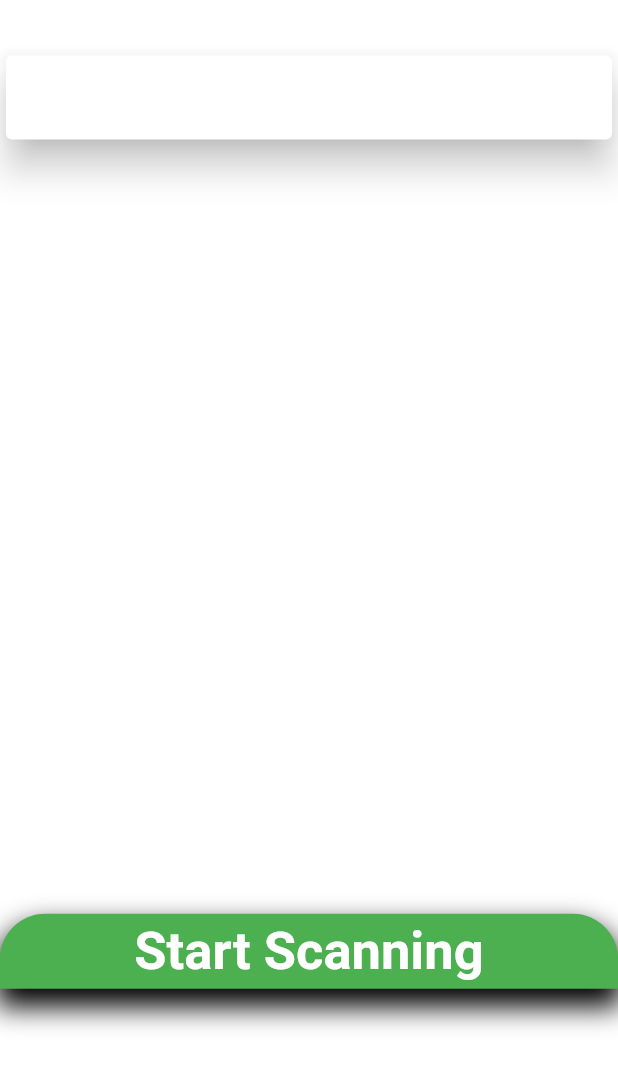
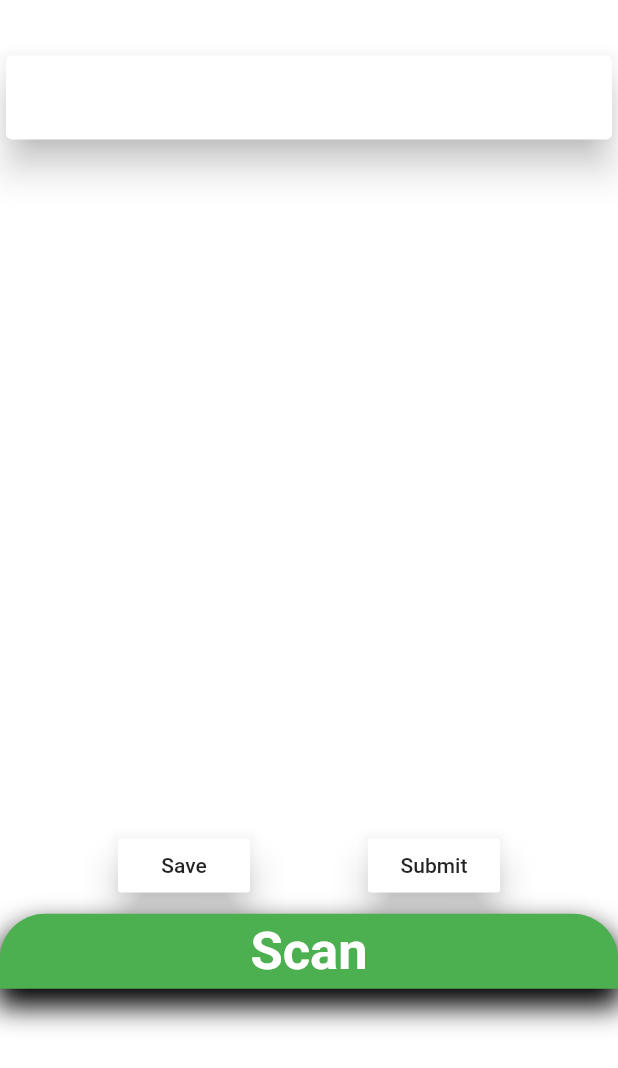
Before and after one commit to Dbono-dev/SicklesNHS, a Flutter app: the ScanningPage screen opened directly, on a phone screen of 412 x 824 dp. Shown: the top 1068 px of the screen. Run offline on Flutter 3.47's test engine with Material 2 defaults, Android fonts, the phone set to English and light mode, and no system bars; our stand-ins replace cloud_firestore, date_format, firebase_auth, firebase_database, firebase_storage, image_picker and 4 more; missing offline and left inert: barcode_scan, flutter_rounded_date_picker, mailer; accounts and stored records are empty.

Commit message:
Another commit

```diff
--- a/lib/adminSide/export_data.dart
+++ b/lib/adminSide/export_data.dart
@@ -49,7 +49,10 @@ class ExportDataPage extends StatelessWidget {
       body: Column(
         children: <Widget> [
           TopHalfViewStudentsPage(),
+          Padding(padding: EdgeInsets.all(7),),
           RaisedButton(
+            elevation: 10,
+            color: Colors.white,
             onPressed: () {
               getAllDataForStudent();
             },
--- a/lib/adminSide/scanning_page.dart
+++ b/lib/adminSide/scanning_page.dart
@@ -42,6 +42,29 @@ class _ScanningPageBodyState extends State<ScanningPageBody> {
             )
           ),
           Spacer(),
+          Row(
+            mainAxisAlignment: MainAxisAlignment.spaceEvenly,
+            crossAxisAlignment: CrossAxisAlignment.center,
+            children: <Widget>[
+              RaisedButton(
+                elevation: 10,
+                color: Colors.white,
+                onPressed: () {
+
+                },
+                child: Text("Save"),
+              ),
+              RaisedButton(
+                elevation: 10,
+                color: Colors.white,
+                onPressed: () {
+
+                },
+                child: Text("Submit"),
+              )
+            ],
+          ),
+          Padding(padding: EdgeInsets.all(SizeConfig.blockSizeVertical * 0.5),),
           Material(
             type: MaterialType.transparency,
             child: Container(
@@ -70,7 +93,7 @@ class _ScanningPageBodyState extends State<ScanningPageBody> {
                   qrCodeResult = name;
                 });
               },
-            child: Text("Start Scanning", textAlign: TextAlign.center,
+            child: Text("Scan", textAlign: TextAlign.center,
               style: TextStyle(
                   fontSize: 35,
                   fontWeight: FontWeight.bold,
--- a/lib/home_page.dart
+++ b/lib/home_page.dart
@@ -111,7 +111,7 @@ class MiddleHomePage extends StatelessWidget {
                       scrollDirection: Axis.horizontal,
                       itemCount: snapshot.data.length,
                       itemBuilder: (_, index) {
-                        if(format.parse(snapshot.data[index].data['date']).isAfter(DateTime.now()) || (int.parse(snapshot.data[index].data['date'].toString().substring(0, 2)) == DateTime.now().month && int.parse(snapshot.data[index].data['date'].toString().substring(3, 5)) == DateTime.now().day && int.parse(snapshot.data[index].data['date'].toString().substring(6)) == DateTime.now().year)) {
+                        if(format.parse(snapshot.data[index].data['date']).isAfter(DateTime.now()) || (int.parse(snapshot.data[index].data['date'].toString().substring(0, 2)) == DateTime.now().month && int.parse(snapshot.data[index].data['date'].toString().substring(3, 5)) == DateTime.now().day && int.parse(snapshot.data[index].data['date'].toString().substring(6, 10)) == DateTime.now().year)) {
                           return MiddleHomePageCards(post: snapshot.data[index]);
                         }
                         else {
```
Also changed, not shown: lib/memberSide/account_profile.dart (+43 -2 lines), lib/memberSide/event_view.dart (+12 -9 lines), pubspec.lock.
